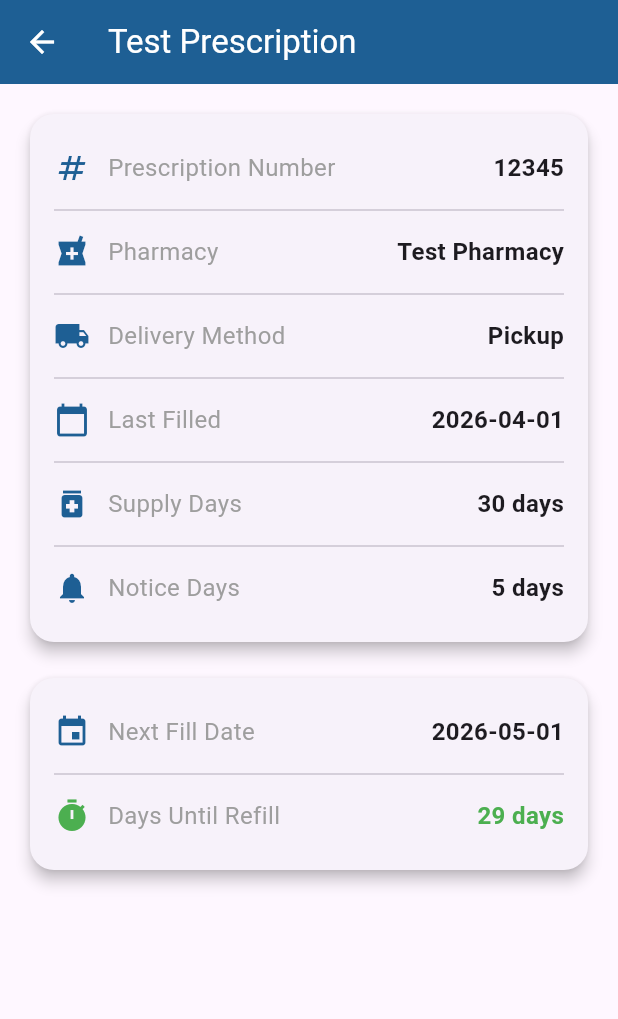
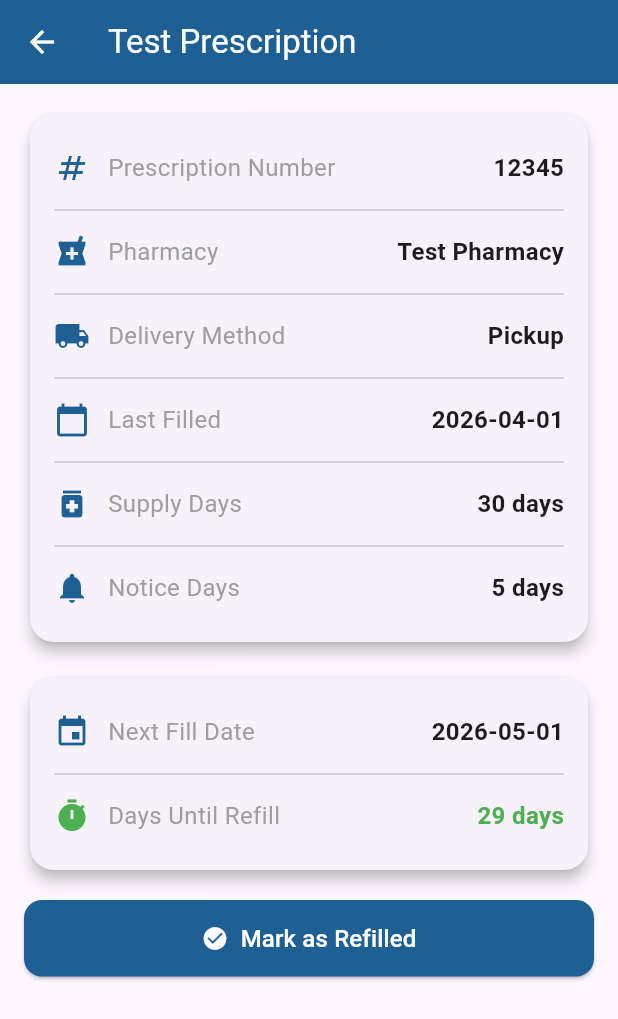
Before and after one commit to andbeaver/MedMinder, a Flutter app: the screen it shows after launch, after a tap on an icon or button, on a phone screen of 412 x 824 dp. Shown: the top 1019 px of the screen. Run offline on Flutter 3.47's test engine with Material 3 defaults, Android fonts, the phone set to English and light mode, and no system bars; our stand-ins replace flutter_local_notifications, sqflite, timezone; accounts and stored records are empty.

Commit message:
feat: add mark as refilled button to detail screen

```diff
--- a/medminder/lib/screens/prescription_detail_screen.dart
+++ b/medminder/lib/screens/prescription_detail_screen.dart
@@ -1,10 +1,35 @@
 import 'package:flutter/material.dart';
 import 'package:medminder/models/prescription.dart';
+import 'package:medminder/repositories/prescription_repository.dart';
 
-class PrescriptionDetailScreen extends StatelessWidget {
+class PrescriptionDetailScreen extends StatefulWidget {
   final Prescription prescription;
 
   const PrescriptionDetailScreen({super.key, required this.prescription});
+
+  @override
+  State<PrescriptionDetailScreen> createState() => _PrescriptionDetailScreenState();
+}
+
+class _PrescriptionDetailScreenState extends State<PrescriptionDetailScreen> {
+  late Prescription prescription;
+
+  @override
+  void initState() {
+    super.initState();
+    prescription = widget.prescription;
+  }
+
+  // reset last filled date to today
+  Future<void> markAsRefilled() async {
+    setState(() {
+      prescription.lastFilledDate = DateTime.now();
+    });
+    await PrescriptionRepository.updatePrescription(prescription);
+    ScaffoldMessenger.of(context).showSnackBar(
+      const SnackBar(content: Text("Marked as refilled!")),
+    );
+  }
 
   @override
   Widget build(BuildContext context) {
@@ -17,13 +42,12 @@ class PrescriptionDetailScreen extends StatelessWidget {
           style: const TextStyle(color: Colors.white),
         ),
       ),
-
       body: Padding(
         padding: const EdgeInsets.all(16.0),
         child: Column(
           crossAxisAlignment: CrossAxisAlignment.start,
           children: [
-            // Prescription info card
+            // prescription info card
             Card(
               elevation: 4,
               shape: RoundedRectangleBorder(
@@ -50,7 +74,7 @@ class PrescriptionDetailScreen extends StatelessWidget {
             ),
             const SizedBox(height: 16),
 
-            // Refill info card
+            // refill info card
             Card(
               elevation: 4,
               shape: RoundedRectangleBorder(
@@ -67,13 +91,33 @@ class PrescriptionDetailScreen extends StatelessWidget {
                 ),
               ),
             ),
+            const SizedBox(height: 16),
+
+            // mark as refilled button
+            SizedBox(
+              width: double.infinity,
+              child: ElevatedButton.icon(
+                onPressed: markAsRefilled,
+                icon: const Icon(Icons.check_circle, color: Colors.white),
+                label: const Text(
+                  "Mark as Refilled",
+                  style: TextStyle(color: Colors.white, fontSize: 16),
+                ),
+                style: ElevatedButton.styleFrom(
+                  backgroundColor: const Color.fromARGB(255, 30, 95, 148),
+                  padding: const EdgeInsets.symmetric(vertical: 14),
+                  shape: RoundedRectangleBorder(
+                    borderRadius: BorderRadius.circular(12),
+                  ),
+                ),
+              ),
+            ),
           ],
         ),
       ),
     );
   }
 
-  // Builds a detail row
   Widget _buildDetailRow(IconData icon, String label, String value) {
     return Padding(
       padding: const EdgeInsets.symmetric(vertical: 8.0),
@@ -96,7 +140,7 @@ class PrescriptionDetailScreen extends StatelessWidget {
     );
   }
 
-  // Refill countdown row with color
+  // refill countdown with color
   Widget _buildRefillRow(Prescription prescription) {
     Color statusColor;
     if (prescription.daysUntilNextFill <= prescription.noticeDays) {
```
